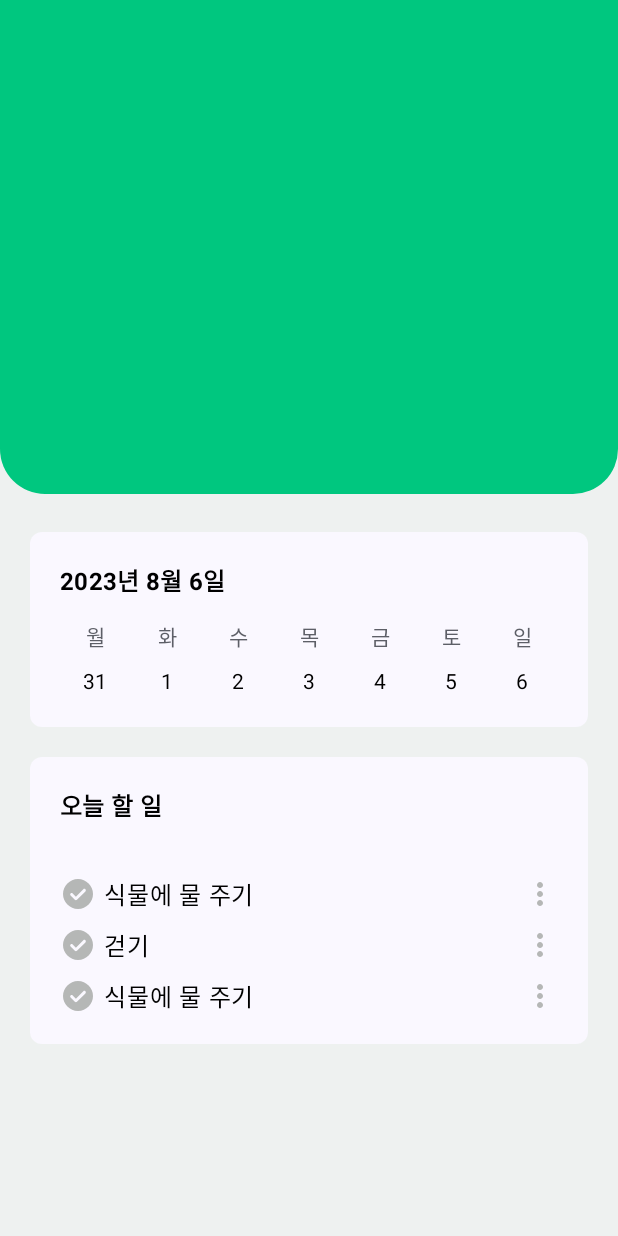
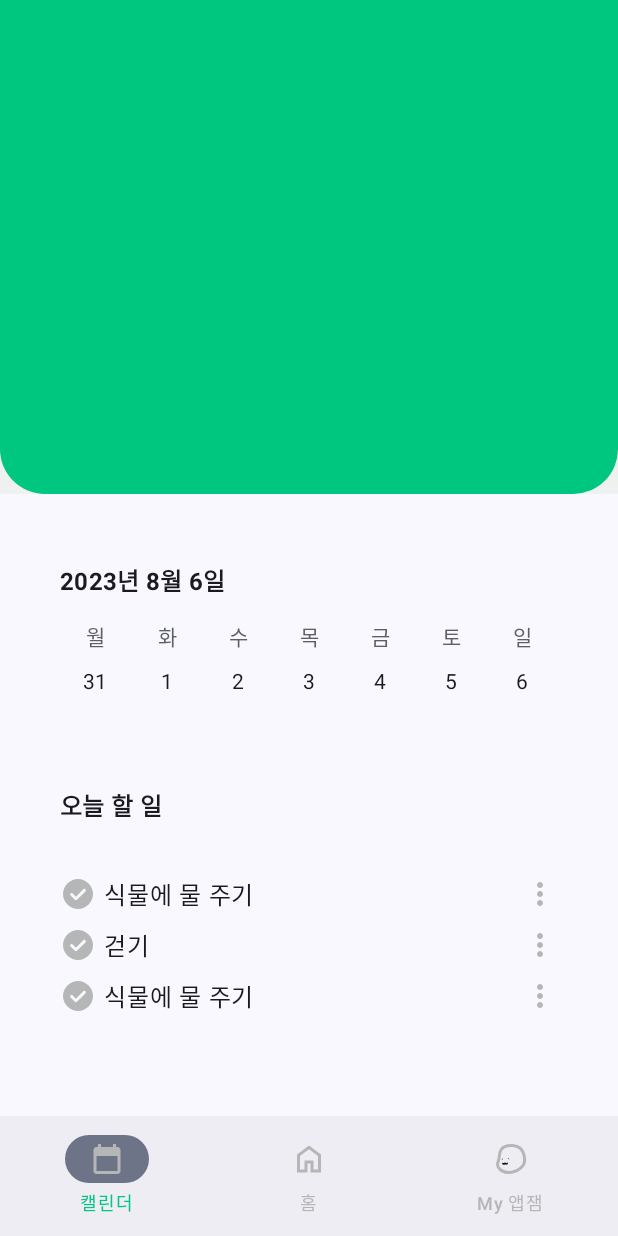
Before and after one commit to 23rd-AppJam/try-catch-android, an Android app built with Jetpack Compose: the screen it shows after launch (MainActivity), on a phone screen of 412 x 824 dp. Run offline under Robolectric (Android 15) with nearby library versions, the phone set to English and light mode, and no system bars.

Commit message:
bottom nav

```diff
--- /dev/null
+++ b/app/src/main/java/app/junsu/appjam23/Calendar.kt
@@ -0,0 +1,39 @@
+package app.junsu.appjam23
+
+import androidx.compose.foundation.layout.Column
+import androidx.compose.foundation.layout.fillMaxSize
+import androidx.compose.foundation.layout.fillMaxWidth
+import androidx.compose.foundation.layout.padding
+import androidx.compose.runtime.Composable
+import androidx.compose.ui.Modifier
+import androidx.compose.ui.unit.dp
+import app.junsu.appjam23.ui.TodoList
+import app.junsu.appjam23.ui.WeekCalendar
+
+@Composable
+fun Calendar(
+    modifier: Modifier = Modifier,
+) {
+    Column(
+        modifier = modifier.fillMaxSize(),
+    ) {
+        WeekCalendar(
+            modifier = Modifier
+                .fillMaxWidth()
+                .padding(
+                    start = 20.dp,
+                    end = 20.dp,
+                    top = 25.dp,
+                ),
+        )
+        TodoList(
+            modifier = Modifier
+                .fillMaxWidth()
+                .padding(
+                    start = 20.dp,
+                    end = 20.dp,
+                    top = 20.dp,
+                )
+        )
+    }
+}
--- /dev/null
+++ b/app/src/main/java/app/junsu/appjam23/Home.kt
@@ -0,0 +1 @@
+package app.junsu.appjam23
--- a/app/src/main/java/app/junsu/appjam23/MainActivity.kt
+++ b/app/src/main/java/app/junsu/appjam23/MainActivity.kt
@@ -3,6 +3,7 @@
 import android.os.Bundle
 import androidx.activity.ComponentActivity
 import androidx.activity.compose.setContent
+import androidx.annotation.DrawableRes
 import androidx.compose.foundation.background
 import androidx.compose.foundation.layout.Box
 import androidx.compose.foundation.layout.Column
@@ -10,13 +11,17 @@
 import androidx.compose.foundation.layout.fillMaxWidth
 import androidx.compose.foundation.layout.padding
 import androidx.compose.foundation.shape.RoundedCornerShape
+import androidx.compose.material3.ExperimentalMaterial3Api
+import androidx.compose.material3.Scaffold
 import androidx.compose.material3.Surface
 import androidx.compose.runtime.Composable
 import androidx.compose.ui.Modifier
 import androidx.compose.ui.draw.clip
 import androidx.compose.ui.unit.dp
-import app.junsu.appjam23.ui.TodoList
-import app.junsu.appjam23.ui.WeekCalendar
+import androidx.navigation.compose.NavHost
+import androidx.navigation.compose.composable
+import androidx.navigation.compose.rememberNavController
+import app.junsu.appjam23.ui.BottomNavBar
 import app.junsu.appjam23.ui.theme.Appjam23Theme
 import app.junsu.appjam23.ui.theme.Gray200
 import app.junsu.appjam23.ui.theme.Green500
@@ -38,8 +43,11 @@
     }
 }
 
+@OptIn(ExperimentalMaterial3Api::class)
 @Composable
 private fun AppJam23App() {
+    val bottomNavController = rememberNavController()
+
     Box(
         modifier = Modifier.fillMaxSize(),
     ) {
@@ -58,30 +66,56 @@
                     )
                     .background(Green500),
             )
-            Column(
+            Scaffold(
                 modifier = Modifier
                     .fillMaxWidth()
                     .weight(0.6f),
-            ) {
-                WeekCalendar(
+                bottomBar = {
+                    BottomNavBar(navController = bottomNavController)
+                },
+            ) { padValues ->
+                NavHost(
                     modifier = Modifier
-                        .fillMaxWidth()
-                        .padding(
-                            start = 20.dp,
-                            end = 20.dp,
-                            top = 25.dp,
-                        ),
-                )
-                TodoList(
-                    modifier = Modifier
-                        .fillMaxWidth()
-                        .padding(
-                            start = 20.dp,
-                            end = 20.dp,
-                            top = 20.dp,
-                        )
-                )
+                        .fillMaxSize()
+                        .padding(padValues),
+                    navController = bottomNavController,
+                    startDestination = MainSections.CALENDAR.route,
+                ) {
+                    composable(MainSections.CALENDAR.route) {
+                        Calendar()
+                    }
+
+                    composable(MainSections.HOME.route) {
+
+                    }
+
+                    composable(MainSections.MY_APPJAM.route) {
+
+                    }
+                }
             }
         }
     }
 }
+
+enum class MainSections(
+    val route: String,
+    @DrawableRes val defaultRes: Int,
+    @DrawableRes val selectedRes: Int,
+) {
+    CALENDAR(
+        route = "calendar",
+        defaultRes = R.drawable.ic_calendar_default,
+        selectedRes = R.drawable.ic_calendar_selected,
+    ),
+    HOME(
+        route = "home",
+        defaultRes = R.drawable.ic_home_default,
+        selectedRes = R.drawable.ic_home_selected,
+    ),
+    MY_APPJAM(
+        route = "myAppJam",
+        defaultRes = R.drawable.ic_my_default,
+        selectedRes = R.drawable.ic_my_selected,
+    ),
+}
--- /dev/null
+++ b/app/src/main/java/app/junsu/appjam23/MyAppJam.kt
@@ -0,0 +1 @@
+package app.junsu.appjam23
--- a/app/src/main/java/app/junsu/appjam23/ui/BottomNavBar.kt
+++ b/app/src/main/java/app/junsu/appjam23/ui/BottomNavBar.kt
@@ -1,22 +1,24 @@
 package app.junsu.appjam23.ui
 
-import androidx.annotation.DrawableRes
-import androidx.compose.foundation.layout.fillMaxSize
 import androidx.compose.foundation.layout.fillMaxWidth
 import androidx.compose.foundation.layout.size
 import androidx.compose.material3.BottomAppBar
 import androidx.compose.material3.Icon
 import androidx.compose.material3.NavigationBarItem
+import androidx.compose.material3.Text
 import androidx.compose.runtime.Composable
 import androidx.compose.runtime.getValue
 import androidx.compose.ui.Modifier
+import androidx.compose.ui.graphics.Color
 import androidx.compose.ui.res.painterResource
 import androidx.compose.ui.tooling.preview.Preview
 import androidx.compose.ui.unit.dp
 import androidx.navigation.NavHostController
 import androidx.navigation.compose.currentBackStackEntryAsState
 import androidx.navigation.compose.rememberNavController
-import app.junsu.appjam23.R
+import app.junsu.appjam23.MainSections
+import app.junsu.appjam23.ui.theme.Gray500
+import app.junsu.appjam23.ui.theme.Green500
 import app.junsu.appjam23.util.navigateTo
 
 @Composable
@@ -47,33 +49,30 @@
                             },
                         ),
                         contentDescription = null,
+                        tint = if (selected) {
+                            Gray500
+                        } else {
+                            Color.Unspecified
+                        },
                     )
-                }
+                },
+                label = {
+                    Text(
+                        text = when (section) {
+                            MainSections.CALENDAR -> "캘린더"
+                            MainSections.HOME -> "홈"
+                            MainSections.MY_APPJAM -> "My 앱잼"
+                        },
+                        color = if (selected) {
+                            Green500
+                        } else {
+                            Gray500
+                        },
+                    )
+                },
             )
         }
     }
-}
-
-enum class MainSections(
-    val route: String,
-    @DrawableRes val defaultRes: Int,
-    @DrawableRes val selectedRes: Int,
-) {
-    CALENDAR(
-        route = "calendar",
-        defaultRes = R.drawable.ic_calendar_default,
-        selectedRes = R.drawable.ic_calendar_selected,
-    ),
-    HOME(
-        route = "home",
-        defaultRes = R.drawable.ic_home_default,
-        selectedRes = R.drawable.ic_home_selected,
-    ),
-    MY_APPJAM(
-        route = "myAppJam",
-        defaultRes = R.drawable.ic_my_default,
-        selectedRes = R.drawable.ic_my_selected,
-    ),
 }
 
 @Preview
```
